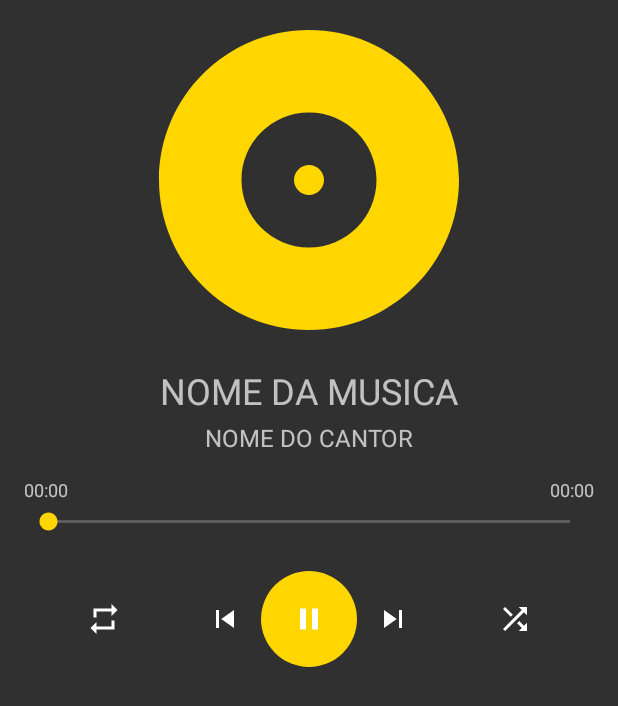
After one commit to joaogoes1/goes-player, an Android app: the layout player_fragment.xml on its own in the app's theme, with its tools: preview values and no code run, on a phone screen of 412 x 824 dp. The commit adds this screen. Shown: the top 706 px of the screen. Run offline under Robolectric (Android 15) with nearby library versions, the phone set to English and light mode, and no system bars; network calls fail.

Commit message:
Start to develop the player

```diff
--- a/app/build.gradle
+++ b/app/build.gradle
@@ -50,6 +50,7 @@ dependencies {
     implementation "androidx.viewpager2:viewpager2:1.0.0"
     implementation "androidx.room:room-runtime:$room_version"
     implementation "androidx.room:room-ktx:$room_version"
+    implementation "androidx.media:media:1.2.0"
     implementation 'com.google.android.material:material:1.2.1'
     implementation "org.koin:koin-android:$koin_version"
     implementation "org.koin:koin-android-viewmodel:$koin_version"
@@ -58,6 +59,7 @@ dependencies {
     implementation "androidx.navigation:navigation-ui-ktx:$nav_version"
     implementation "com.squareup.moshi:moshi:$moshi_version"
     implementation 'com.github.bumptech.glide:glide:4.11.0'
+    implementation 'com.google.android.exoplayer:exoplayer-core:2.12.0'
 
     kapt "androidx.room:room-compiler:$room_version"
     kapt 'com.github.bumptech.glide:compiler:4.11.0'
@@ -65,5 +67,5 @@ dependencies {
     kapt 'com.github.bumptech.glide:compiler:4.11.0'
 
     testImplementation "androidx.room:room-testing:$room_version"
-    testImplementation 'junit:junit:4.12'
+    testImplementation 'junit:junit:4.13'
 }
--- a/app/src/main/kotlin/com/goestech/goesplayer/data/datasource/music/MusicStorageService.kt
+++ b/app/src/main/kotlin/com/goestech/goesplayer/data/datasource/music/MusicStorageService.kt
@@ -22,7 +22,6 @@ interface MusicStorageDataSource {
 }
 
 sealed class SearchMusicError {
-    object PermissionDeniedError : SearchMusicError()
     object UnknownError : SearchMusicError()
 }
 
--- /dev/null
+++ b/app/src/main/kotlin/com/goestech/goesplayer/view/player/PlayerFragment.kt
@@ -0,0 +1,5 @@
+package com.goestech.goesplayer.view.player
+
+class PlayerFragment : BasePlayerFragment() {
+
+}
--- /dev/null
+++ b/app/src/main/res/drawable/ic_next.xml
@@ -0,0 +1,5 @@
+<vector android:height="24dp" android:tint="#FFFFFF"
+    android:viewportHeight="24" android:viewportWidth="24"
+    android:width="24dp" xmlns:android="http://schemas.android.com/apk/res/android">
+    <path android:fillColor="@android:color/white" android:pathData="M6,18l8.5,-6L6,6v12zM16,6v12h2V6h-2z"/>
+</vector>
--- /dev/null
+++ b/app/src/main/res/drawable/ic_pause.xml
@@ -0,0 +1,5 @@
+<vector android:height="24dp" android:tint="#FFFFFF"
+    android:viewportHeight="24" android:viewportWidth="24"
+    android:width="24dp" xmlns:android="http://schemas.android.com/apk/res/android">
+    <path android:fillColor="@android:color/white" android:pathData="M6,19h4L10,5L6,5v14zM14,5v14h4L18,5h-4z"/>
+</vector>
--- /dev/null
+++ b/app/src/main/res/drawable/ic_previous.xml
@@ -0,0 +1,5 @@
+<vector android:height="24dp" android:tint="#FFFFFF"
+    android:viewportHeight="24" android:viewportWidth="24"
+    android:width="24dp" xmlns:android="http://schemas.android.com/apk/res/android">
+    <path android:fillColor="@android:color/white" android:pathData="M6,6h2v12L6,18zM9.5,12l8.5,6L18,6z"/>
+</vector>
--- /dev/null
+++ b/app/src/main/res/drawable/ic_repeat.xml
@@ -0,0 +1,5 @@
+<vector android:height="24dp" android:tint="#FFFFFF"
+    android:viewportHeight="24" android:viewportWidth="24"
+    android:width="24dp" xmlns:android="http://schemas.android.com/apk/res/android">
+    <path android:fillColor="@android:color/white" android:pathData="M7,7h10v3l4,-4 -4,-4v3L5,5v6h2L7,7zM17,17L7,17v-3l-4,4 4,4v-3h12v-6h-2v4z"/>
+</vector>
--- a/app/src/main/res/drawable/ic_shuffle.xml
+++ b/app/src/main/res/drawable/ic_shuffle.xml
@@ -3,7 +3,7 @@
     android:height="24dp"
     android:viewportWidth="24"
     android:viewportHeight="24"
-    android:tint="?attr/colorControlNormal">
+    android:tint="#FFFFFF">
   <path
       android:fillColor="@android:color/white"
       android:pathData="M10.59,9.17L5.41,4 4,5.41l5.17,5.17 1.42,-1.41zM14.5,4l2.04,2.04L4,18.59 5.41,20 17.96,7.46 20,9.5L20,4h-5.5zM14.83,13.41l-1.41,1.41 3.13,3.13L14.5,20L20,20v-5.5l-2.04,2.04 -3.13,-3.13z"/>
--- /dev/null
+++ b/app/src/main/res/drawable/player_fragment_play_background.xml
@@ -0,0 +1,8 @@
+<?xml version="1.0" encoding="utf-8"?>
+<selector xmlns:android="http://schemas.android.com/apk/res/android">
+    <item android:state_pressed="false">
+        <shape android:shape="oval">
+            <solid android:color="@color/colorAccent"/>
+        </shape>
+    </item>
+</selector>
--- /dev/null
+++ b/app/src/main/res/layout/player_fragment.xml
@@ -0,0 +1,161 @@
+<?xml version="1.0" encoding="utf-8"?>
+<layout xmlns:android="http://schemas.android.com/apk/res/android"
+    xmlns:app="http://schemas.android.com/apk/res-auto"
+    xmlns:tools="http://schemas.android.com/tools">
+
+    <androidx.constraintlayout.widget.ConstraintLayout
+        android:id="@+id/player_layout"
+        android:layout_width="match_parent"
+        android:layout_height="match_parent"
+        android:layout_marginBottom="32dp"
+        android:launchMode="singleTop"
+        tools:context=".PlayerActivity">
+
+        <ImageView
+            android:id="@+id/player_fragment_album_image"
+            android:layout_width="match_parent"
+            android:layout_height="240dp"
+            android:layout_above="@id/player_fragment_music_name"
+            android:layout_centerHorizontal="true"
+            android:background="#00000000"
+            android:importantForAccessibility="no"
+            android:scaleType="fitCenter"
+            android:src="@drawable/album_placeholder"
+            app:layout_constraintEnd_toEndOf="parent"
+            app:layout_constraintStart_toStartOf="parent"
+            app:layout_constraintTop_toTopOf="parent" />
+
+        <TextView
+            android:id="@+id/player_fragment_music_name"
+            android:layout_width="wrap_content"
+            android:layout_height="wrap_content"
+            android:layout_marginTop="4dp"
+            android:textSize="24sp"
+            app:layout_constraintEnd_toEndOf="parent"
+            app:layout_constraintStart_toStartOf="parent"
+            app:layout_constraintTop_toBottomOf="@id/player_fragment_album_image"
+            tools:text="NOME DA MUSICA" />
+
+        <TextView
+            android:id="@+id/player_fragment_artist_name"
+            android:layout_width="wrap_content"
+            android:layout_height="wrap_content"
+            android:layout_marginTop="4dp"
+            android:textSize="16sp"
+            app:layout_constraintEnd_toEndOf="parent"
+            app:layout_constraintStart_toStartOf="parent"
+            app:layout_constraintTop_toBottomOf="@id/player_fragment_music_name"
+            tools:text="NOME DO CANTOR" />
+
+        <ScrollView
+            android:id="@+id/player_fragment_lyrics_scroll"
+            android:layout_width="match_parent"
+            android:layout_height="0dp"
+            android:layout_marginHorizontal="16dp"
+            app:layout_constraintBottom_toBottomOf="@id/player_fragment_artist_name"
+            app:layout_constraintTop_toTopOf="@id/player_fragment_album_image"
+            tools:visibility="gone">
+
+            <TextView
+                android:id="@+id/player_fragment_lyrics_text"
+                android:layout_width="match_parent"
+                android:layout_height="wrap_content"
+                android:textSize="18sp"
+                tools:text="Esse é um teste das letras das musicas\nEsse é um teste das letras das musicas\nEsse é um teste das letras das musicas\nEsse é um teste das letras das musicas\nEsse é um teste das letras das musicas\nEsse é um teste das letras das musicas\nEsse é um teste das letras das musicas\nEsse é um teste das letras das musicas\nEsse é um teste das letras das musicas\nEsse é um teste das letras das musicas\nEsse é um teste das letras das musicas\nEsse é um teste das letras das musicas\nEsse é um teste das letras das musicas\nEsse é um teste das letras das musicas\nEsse é um teste das letras das musicas\nEsse é um teste das letras das musicas\nEsse é um teste das letras das musicas\nEsse é um teste das letras das musicas\n" />
+
+        </ScrollView>
+
+        <ImageButton
+            android:id="@+id/player_fragment_shuffle"
+            android:layout_width="wrap_content"
+            android:layout_height="wrap_content"
+            android:background="#00000000"
+            android:contentDescription="@string/player_fragment_shuffle_content_description"
+            android:src="@drawable/ic_shuffle"
+            app:layout_constraintBottom_toBottomOf="@id/player_fragment_play_button"
+            app:layout_constraintEnd_toEndOf="parent"
+            app:layout_constraintStart_toEndOf="@id/player_fragment_next_button"
+            app:layout_constraintTop_toTopOf="@id/player_fragment_play_button" />
+
+        <ImageButton
+            android:id="@+id/player_fragment_repeat_button"
+            android:layout_width="wrap_content"
+            android:layout_height="wrap_content"
+            android:background="#00000000"
+            android:contentDescription="@string/player_fragment_repeat_button_content_description"
+            android:padding="10dp"
+            android:src="@drawable/ic_repeat"
+            app:layout_constraintBottom_toBottomOf="@id/player_fragment_play_button"
+            app:layout_constraintEnd_toStartOf="@id/player_fragment_previous_button"
+            app:layout_constraintStart_toStartOf="parent"
+            app:layout_constraintTop_toTopOf="@id/player_fragment_play_button" />
+
+        <TextView
+            android:id="@+id/player_fragment_current_time"
+            android:layout_width="wrap_content"
+            android:layout_height="wrap_content"
+            android:layout_marginBottom="4dp"
+            android:textSize="12sp"
+            app:layout_constraintBottom_toTopOf="@id/player_fragment_progress_bar"
+            app:layout_constraintEndStart_toStartOf="@id/player_fragment_progress_bar"
+            app:layout_constraintStart_toStartOf="@id/player_fragment_progress_bar"
+            tools:text="00:00" />
+
+        <TextView
+            android:id="@+id/player_fragment_total_time"
+            android:layout_width="wrap_content"
+            android:layout_height="wrap_content"
+            android:layout_marginBottom="4dp"
+            android:textSize="12sp"
+            app:layout_constraintBottom_toTopOf="@id/player_fragment_progress_bar"
+            app:layout_constraintEnd_toEndOf="@id/player_fragment_progress_bar"
+            tools:text="00:00" />
+
+        <SeekBar
+            android:id="@+id/player_fragment_progress_bar"
+            android:layout_width="match_parent"
+            android:layout_height="wrap_content"
+            android:layout_marginHorizontal="16dp"
+            android:layout_marginTop="36dp"
+            app:layout_constraintEnd_toEndOf="parent"
+            app:layout_constraintStart_toStartOf="parent"
+            app:layout_constraintTop_toBottomOf="@id/player_fragment_artist_name" />
+
+        <ImageButton
+            android:id="@+id/player_fragment_previous_button"
+            android:layout_width="wrap_content"
+            android:layout_height="wrap_content"
+            android:layout_marginEnd="12dp"
+            android:background="#00000000"
+            android:contentDescription="@string/player_fragment_previous_button_content_description"
+            android:src="@drawable/ic_previous"
+            app:layout_constraintBottom_toBottomOf="@id/player_fragment_play_button"
+            app:layout_constraintEnd_toStartOf="@id/player_fragment_play_button"
+            app:layout_constraintTop_toTopOf="@id/player_fragment_play_button" />
+
+        <ImageButton
+            android:id="@+id/player_fragment_play_button"
+            android:layout_width="wrap_content"
+            android:layout_height="wrap_content"
+            android:layout_marginTop="24dp"
+            android:background="@drawable/player_fragment_play_background"
+            android:padding="20dp"
+            android:src="@drawable/ic_pause"
+            app:layout_constraintEnd_toEndOf="parent"
+            app:layout_constraintStart_toStartOf="parent"
+            app:layout_constraintTop_toBottomOf="@id/player_fragment_progress_bar"
+            tools:ignore="ContentDescription" />
+
+        <ImageButton
+            android:id="@+id/player_fragment_next_button"
+            android:layout_width="wrap_content"
+            android:layout_height="wrap_content"
+            android:layout_marginStart="12dp"
+            android:background="#00000000"
+            android:contentDescription="@string/player_fragment_next_button_content_description"
+            android:src="@drawable/ic_next"
+            app:layout_constraintBottom_toBottomOf="@id/player_fragment_play_button"
+            app:layout_constraintStart_toEndOf="@id/player_fragment_play_button"
+            app:layout_constraintTop_toTopOf="@id/player_fragment_play_button" />
+    </androidx.constraintlayout.widget.ConstraintLayout>
+</layout>
--- a/app/src/main/res/values/strings.xml
+++ b/app/src/main/res/values/strings.xml
@@ -6,4 +6,8 @@
     <string name="gender_fragment_title">Gêneros</string>
     <string name="music_fragment_title">Musicas</string>
     <string name="playlist_fragment_title">Playlists</string>
+    <string name="player_fragment_previous_button_content_description">Aperte uma vez para voltar ao inicio da música, duas para voltar a faixa anterior</string>
+    <string name="player_fragment_next_button_content_description">Próxima música</string>
+    <string name="player_fragment_shuffle_content_description">Aleatorio</string>
+    <string name="player_fragment_repeat_button_content_description">Repetir</string>
 </resources>
--- a/build.gradle
+++ b/build.gradle
@@ -1,7 +1,7 @@
 // Top-level build file where you can add configuration options common to all sub-projects/modules.
 
 buildscript {
-    ext.kotlin_version = "1.4.0"
+    ext.kotlin_version = "1.4.10"
 
     repositories {
         google()
```
Also changed, not shown: app/src/main/AndroidManifest.xml (+6 -1 lines), app/src/main/kotlin/com/goestech/goesplayer/data/repository/music/MusicRepository.kt (+0 -18 lines), app/src/main/kotlin/com/goestech/goesplayer/data/repository/music/MusicRepositoryImpl.kt (added, +23 -0 lines), app/src/main/kotlin/com/goestech/goesplayer/player/PlayerService.kt (added, +131 -0 lines), app/src/main/kotlin/com/goestech/goesplayer/view/player/BasePlayerFragment.kt (added, +95 -0 lines).
